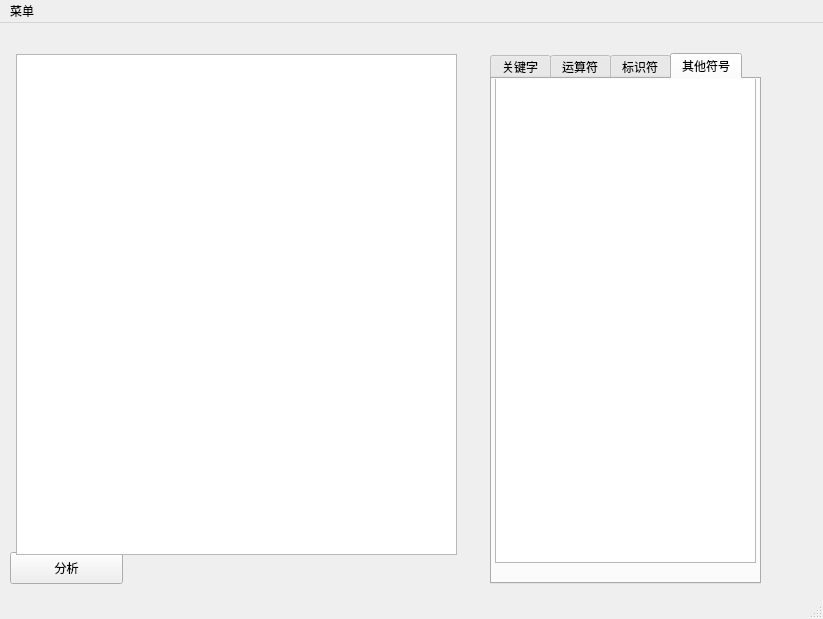
Above: mainwindow.ui from chenyuanzhen/QT_Keyword_extraction before the change. Below: the same form after it.
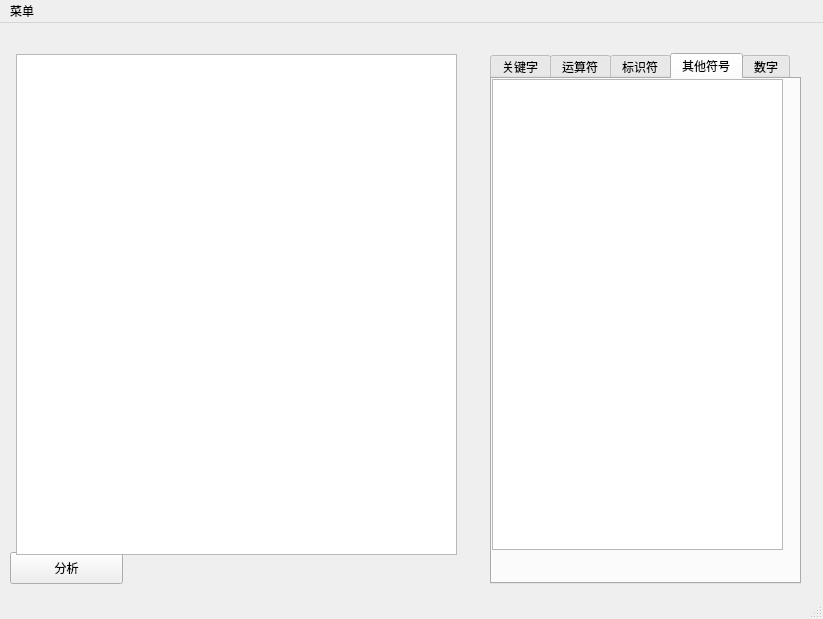
That is the form after the change. The open tabs and pages were chosen to show the change.

```diff
--- a/mainwindow.ui
+++ b/mainwindow.ui
@@ -10,6 +10,18 @@
     <height>619</height>
    </rect>
   </property>
+  <property name="minimumSize">
+   <size>
+    <width>823</width>
+    <height>619</height>
+   </size>
+  </property>
+  <property name="maximumSize">
+   <size>
+    <width>823</width>
+    <height>619</height>
+   </size>
+  </property>
   <property name="windowTitle">
    <string>MainWindow</string>
   </property>
@@ -35,7 +47,7 @@
      <rect>
       <x>490</x>
       <y>30</y>
-      <width>271</width>
+      <width>311</width>
       <height>531</height>
      </rect>
     </property>
@@ -94,10 +106,25 @@
      <widget class="QTextEdit" name="label_others">
       <property name="geometry">
        <rect>
-        <x>3</x>
-        <y>-7</y>
-        <width>261</width>
-        <height>491</height>
+        <x>0</x>
+        <y>0</y>
+        <width>291</width>
+        <height>471</height>
+       </rect>
+      </property>
+     </widget>
+    </widget>
+    <widget class="QWidget" name="tab_numbers">
+     <attribute name="title">
+      <string>数字</string>
+     </attribute>
+     <widget class="QTextEdit" name="label_numbers">
+      <property name="geometry">
+       <rect>
+        <x>0</x>
+        <y>0</y>
+        <width>291</width>
+        <height>471</height>
        </rect>
       </property>
      </widget>
```
Left out of the diff: 14 changed lines with no effect on the pictures.
